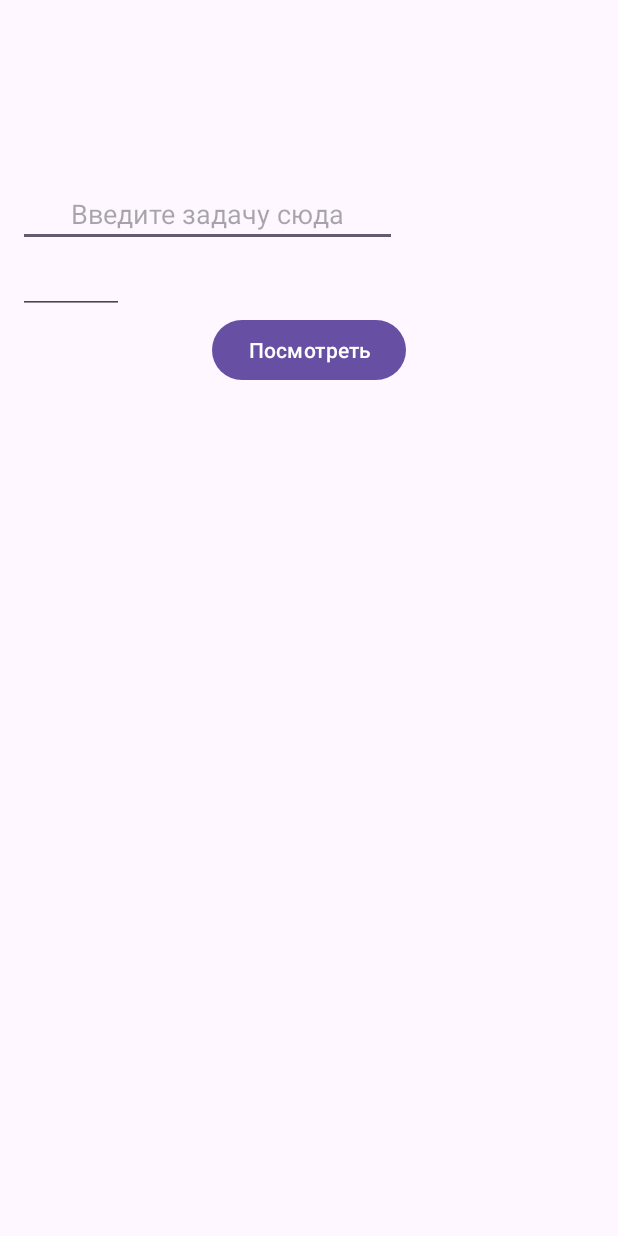
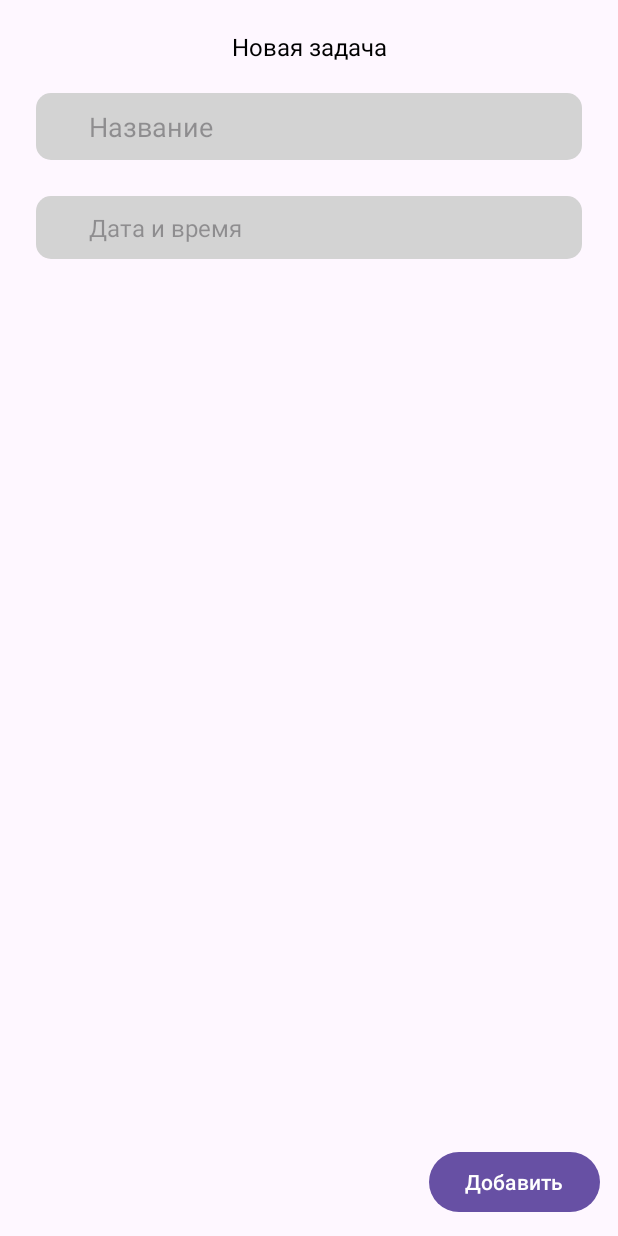
Before and after one commit to tLen-tLen/TaskManager, an Android app: the AddTaskActivity screen opened directly, with no data from a screen before it, on a phone screen of 412 x 824 dp. Run offline under Robolectric (Android 15) with nearby library versions, the phone set to English and light mode, and no system bars.

Commit message:
Add task page

```diff
--- a/app/src/main/java/com/example/taskmanager/AddTaskActivity.kt
+++ b/app/src/main/java/com/example/taskmanager/AddTaskActivity.kt
@@ -1,11 +1,49 @@
 package com.example.taskmanager
 
+import android.app.DatePickerDialog
+import android.app.TimePickerDialog
 import android.os.Bundle
 import androidx.appcompat.app.AppCompatActivity
+import com.example.taskmanager.databinding.AddTaskBinding
+import java.text.SimpleDateFormat
+import java.util.Calendar
+import java.util.Locale
 
 class AddTaskActivity : AppCompatActivity() {
+
+    private lateinit var binding: AddTaskBinding
+
     override fun onCreate(savedInstanceState: Bundle?) {
         super.onCreate(savedInstanceState)
-        setContentView(R.layout.add_task)
+        binding = AddTaskBinding.inflate(layoutInflater)
+        setContentView(binding.root)
+
+        setDateTimeListener()
+    }
+
+    private fun setDateTimeListener() {
+        val cal = Calendar.getInstance()
+
+        binding.dateTime.setOnClickListener {
+            DatePickerDialog(
+                this,
+                { _, year, month, dayOfMonth ->
+                    cal.set(Calendar.YEAR, year)
+                    cal.set(Calendar.MONTH, month)
+                    cal.set(Calendar.DAY_OF_MONTH, dayOfMonth)
+                    TimePickerDialog(
+                        this, { _, hour, minute ->
+                            cal.set(Calendar.HOUR, hour)
+                            cal.set(Calendar.MINUTE, minute)
+
+                            val sdf = SimpleDateFormat("dd.MM.yyyy hh:mm", Locale.US)
+                            binding.dateTime.setText(sdf.format(cal.time))
+                        },
+                        0, 0, false
+                    ).show()
+                },
+                2023, 12, 12
+            ).show()
+        }
     }
 }
--- /dev/null
+++ b/app/src/main/res/drawable/rounded_edittext_bg.xml
@@ -0,0 +1,4 @@
+<shape xmlns:android="http://schemas.android.com/apk/res/android">
+    <solid android:color="#D3D3D3" />
+    <corners android:radius="10dp" />
+</shape>
--- a/app/src/main/res/layout/activity_main.xml
+++ b/app/src/main/res/layout/activity_main.xml
@@ -15,7 +15,7 @@
         app:layout_constraintStart_toStartOf="parent"
         app:layout_constraintTop_toTopOf="parent"
         android:textColor="@color/black"
-        android:textSize="16dp"
+        android:textSize="16sp"
         android:padding="16dp"
         android:gravity="center_horizontal"
         />
--- a/app/src/main/res/layout/add_task.xml
+++ b/app/src/main/res/layout/add_task.xml
@@ -1,44 +1,59 @@
-<LinearLayout xmlns:android="http://schemas.android.com/apk/res/android"
-    xmlns:tools="http://schemas.android.com/tools"
+<androidx.constraintlayout.widget.ConstraintLayout
+    xmlns:android="http://schemas.android.com/apk/res/android"
+    xmlns:app="http://schemas.android.com/apk/res-auto"
+    android:layout_width="match_parent"
+    android:layout_height="match_parent">
+
+    <TextView
+        android:id="@+id/title"
         android:layout_width="match_parent"
         android:layout_height="wrap_content"
-    android:gravity="center_vertical"
-    android:orientation="vertical"
-    android:paddingVertical="120dp">
-
-    <LinearLayout
-        android:layout_width="match_parent"
-        android:layout_height="wrap_content"
-        android:gravity="center_vertical"
-        android:orientation="vertical"
-        android:paddingHorizontal="12dp">
+        android:text="@string/new_task"
+        app:layout_constraintStart_toStartOf="parent"
+        app:layout_constraintTop_toTopOf="parent"
+        android:textColor="@color/black"
+        android:textSize="16sp"
+        android:padding="20dp"
+        android:gravity="center_horizontal"
+        />
 
     <EditText
-            android:id="@+id/title"
-            android:layout_width="wrap_content"
+        android:id="@+id/taskTitle"
+        android:layout_width="match_parent"
         android:layout_height="wrap_content"
         android:layout_weight="1"
         android:drawablePadding="8dp"
         android:hint="@string/task_placeholder"
         android:inputType="text"
+        android:nestedScrollingEnabled="false"
         android:textColor="@color/black"
+        android:paddingHorizontal="35dp"
+        android:paddingVertical="10dp"
+        app:layout_constraintStart_toStartOf="parent"
+        android:background="@drawable/rounded_edittext_bg"
+        android:layout_marginStart="24dp"
+        android:layout_marginEnd="24dp"
+        app:layout_constraintTop_toBottomOf="@id/title"/>
+
+    <TextView
+        android:id="@+id/date_time"
+        android:layout_width="match_parent"
+        android:layout_height="0dp"
+        android:layout_weight="1"
+        android:drawablePadding="8dp"
+        android:background="@drawable/rounded_edittext_bg"
+        android:textColor="@color/black"
+        android:textSize="16sp"
         android:maxLines="1"
         android:paddingHorizontal="35dp"
         android:paddingVertical="10dp"
-            android:singleLine="true"/>
-        <EditText
-            android:id="@+id/date_time"
-            android:layout_width="wrap_content"
-            android:layout_height="wrap_content"
-            android:layout_weight="1"
-            android:drawablePadding="8dp"
-            android:inputType="datetime"
-            android:textColor="@color/black"
-            android:maxLines="1"
-            android:paddingHorizontal="35dp"
-            android:paddingVertical="10dp"
-            android:singleLine="true"/>
-    </LinearLayout>
+        android:singleLine="true"
+        android:layout_marginTop="24dp"
+        android:layout_marginStart="24dp"
+        android:layout_marginEnd="24dp"
+        android:hint="@string/date_time"
+        app:layout_constraintStart_toStartOf="parent"
+        app:layout_constraintTop_toBottomOf="@id/taskTitle"/>
 
     <com.google.android.material.button.MaterialButton
         android:id="@+id/minus"
@@ -46,6 +61,9 @@
         android:layout_height="wrap_content"
         android:layout_weight="1"
         android:layout_gravity="center_horizontal"
-        android:text="@string/more_info" />
+        android:text="@string/add_task"
+        android:layout_margin="12dp"
+        app:layout_constraintEnd_toEndOf="parent"
+        app:layout_constraintBottom_toBottomOf="parent"/>
 
-</LinearLayout>
+</androidx.constraintlayout.widget.ConstraintLayout>
--- a/app/src/main/res/values/strings.xml
+++ b/app/src/main/res/values/strings.xml
@@ -3,5 +3,7 @@
     <string name="task_title">Список задач</string>
     <string name="add_task">Добавить</string>
     <string name="more_info">Посмотреть</string>
-    <string name="task_placeholder">Введите задачу сюда</string>
+    <string name="task_placeholder">Название</string>
+    <string name="date_time">Дата и время</string>
+    <string name="new_task">Новая задача</string>
 </resources>
```
Lines whose indentation alone changed are shown as unchanged.
